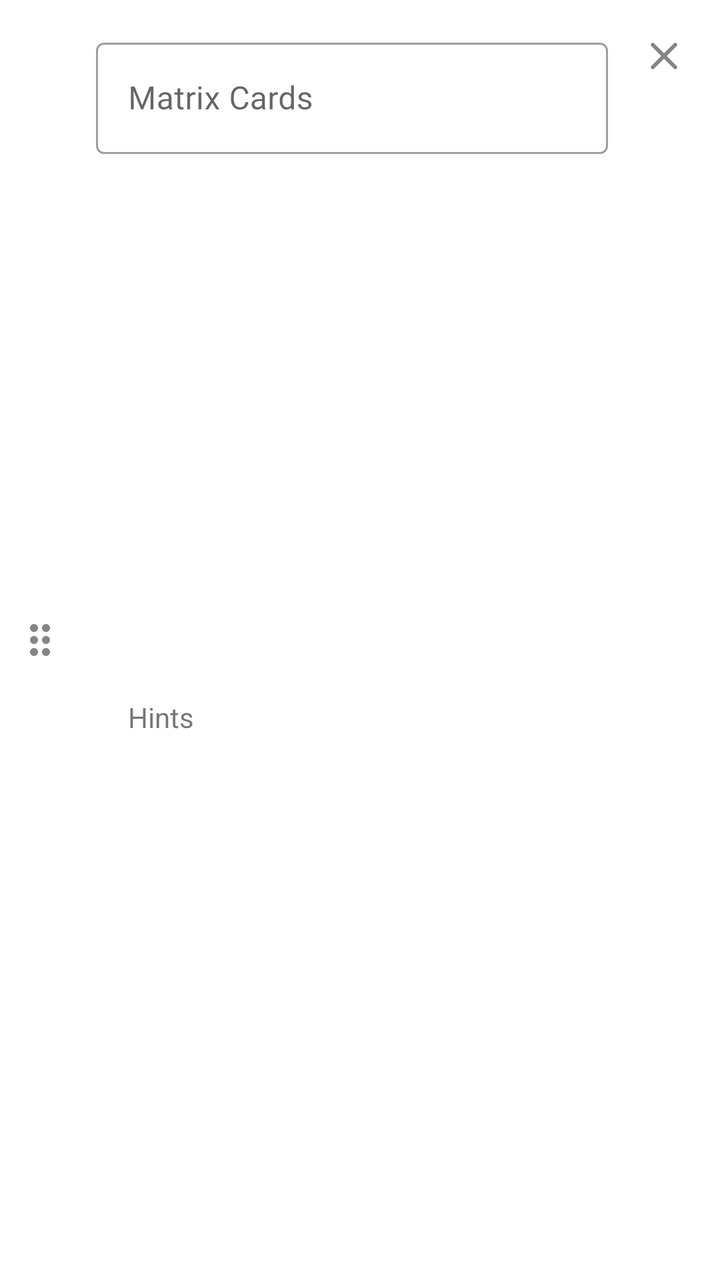
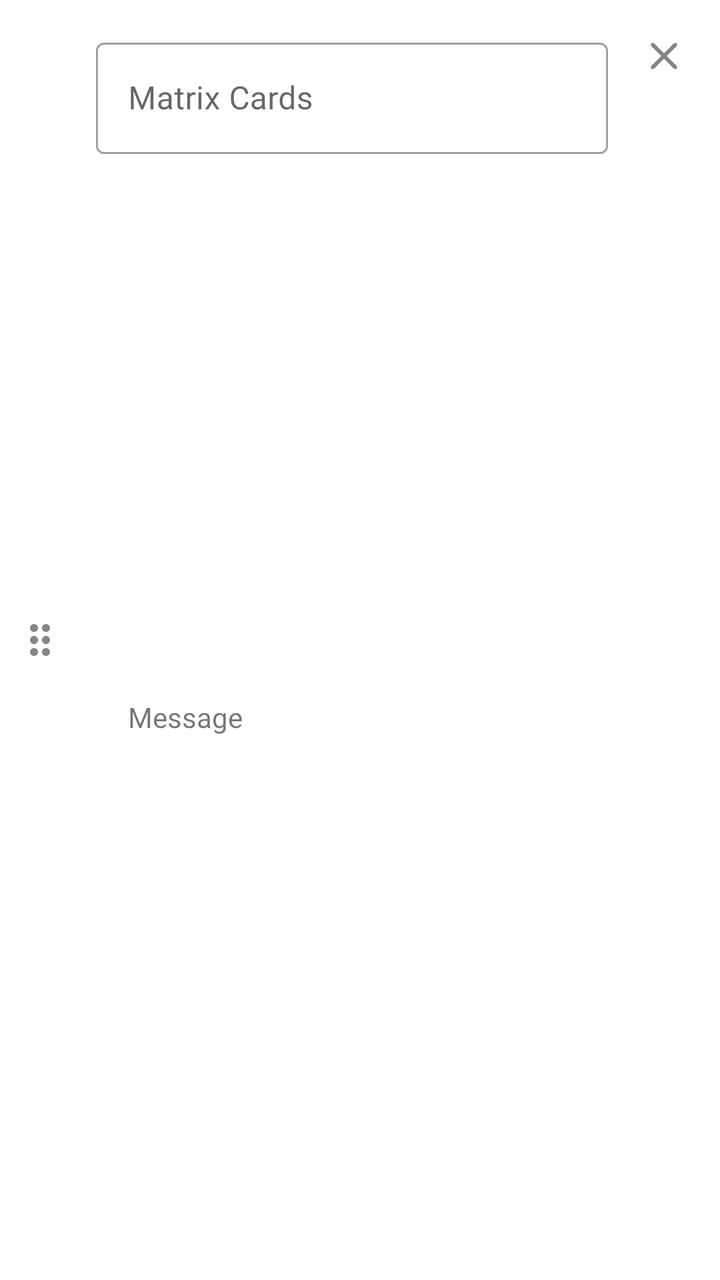

Two renders of the same Android screen: before a commit and after it. Below are the layout's source before the change and the commit's diff.
<!-- AndroidManifest.xml: application theme Theme.Matscape -->
<!-- res/layout/item_result_card.xml -->
<?xml version="1.0" encoding="utf-8"?>
<androidx.constraintlayout.widget.ConstraintLayout xmlns:android="http://schemas.android.com/apk/res/android"
    xmlns:app="http://schemas.android.com/apk/res-auto"
    xmlns:tools="http://schemas.android.com/tools"
    android:layout_width="match_parent"
    android:layout_height="200dp">


    <ImageView
        android:id="@+id/imageView2"
        android:layout_width="wrap_content"
        android:layout_height="wrap_content"
        android:layout_marginStart="8dp"
        android:src="@drawable/ic_result_card_drag"
        app:layout_constraintBottom_toBottomOf="parent"
        app:layout_constraintStart_toStartOf="parent"
        app:layout_constraintTop_toTopOf="parent"
        android:contentDescription="TODO" />

    <com.google.android.material.textfield.TextInputLayout
        android:id="@+id/outlinedTextField"
        style="@style/Widget.MaterialComponents.TextInputLayout.OutlinedBox"
        android:layout_width="0dp"
        android:layout_height="wrap_content"
        android:layout_margin="16dp"
        android:hint="Matrix Cards"
        app:layout_constraintEnd_toStartOf="@+id/imageView"
        app:layout_constraintStart_toEndOf="@+id/imageView2"
        app:layout_constraintTop_toTopOf="parent">

        <com.google.android.material.textfield.TextInputEditText
            android:layout_width="match_parent"
            android:layout_height="wrap_content" />

    </com.google.android.material.textfield.TextInputLayout>

    <TextView
        android:layout_width="wrap_content"
        android:layout_height="wrap_content"
        android:layout_margin="16dp"
        android:text="Hints"
        app:layout_constraintBottom_toBottomOf="parent"
        app:layout_constraintStart_toStartOf="@+id/outlinedTextField"
        app:layout_constraintTop_toBottomOf="@+id/outlinedTextField" />

    <ImageView
        android:id="@+id/imageView"
        android:layout_width="wrap_content"
        android:layout_height="wrap_content"
        android:layout_margin="16dp"
        android:background="?attr/selectableItemBackgroundBorderless"
        android:clickable="true"
        android:contentDescription="TODO"
        android:focusable="true"
        android:src="@drawable/ic_result_card_delete"
        app:layout_constraintEnd_toEndOf="parent"
        app:layout_constraintTop_toTopOf="parent"
        tools:ignore="TouchTargetSizeCheck" />
</androidx.constraintlayout.widget.ConstraintLayout>
<!-- resources referenced by this layout -->
<resources>
  <!-- drawable ic_result_card_delete (drawable) -->
  <vector android:alpha="0.8" android:height="24dp"
      android:tint="?attr/colorControlNormal" android:viewportHeight="24"
      android:viewportWidth="24" android:width="24dp" xmlns:android="http://schemas.android.com/apk/res/android">
      <path android:fillColor="@android:color/white" android:pathData="M18.3,5.71c-0.39,-0.39 -1.02,-0.39 -1.41,0L12,10.59 7.11,5.7c-0.39,-0.39 -1.02,-0.39 -1.41,0 -0.39,0.39 -0.39,1.02 0,1.41L10.59,12 5.7,16.89c-0.39,0.39 -0.39,1.02 0,1.41 0.39,0.39 1.02,0.39 1.41,0L12,13.41l4.89,4.89c0.39,0.39 1.02,0.39 1.41,0 0.39,-0.39 0.39,-1.02 0,-1.41L13.41,12l4.89,-4.89c0.38,-0.38 0.38,-1.02 0,-1.4z"/>
  </vector>
  <!-- drawable ic_result_card_drag (drawable) -->
  <vector android:alpha="0.8" android:height="24dp"
      android:tint="?attr/colorControlNormal" android:viewportHeight="24"
      android:viewportWidth="24" android:width="24dp" xmlns:android="http://schemas.android.com/apk/res/android">
      <path android:fillColor="@android:color/white" android:pathData="M11,18c0,1.1 -0.9,2 -2,2s-2,-0.9 -2,-2 0.9,-2 2,-2 2,0.9 2,2zM9,10c-1.1,0 -2,0.9 -2,2s0.9,2 2,2 2,-0.9 2,-2 -0.9,-2 -2,-2zM9,4c-1.1,0 -2,0.9 -2,2s0.9,2 2,2 2,-0.9 2,-2 -0.9,-2 -2,-2zM15,8c1.1,0 2,-0.9 2,-2s-0.9,-2 -2,-2 -2,0.9 -2,2 0.9,2 2,2zM15,10c-1.1,0 -2,0.9 -2,2s0.9,2 2,2 2,-0.9 2,-2 -0.9,-2 -2,-2zM15,16c-1.1,0 -2,0.9 -2,2s0.9,2 2,2 2,-0.9 2,-2 -0.9,-2 -2,-2z"/>
  </vector>
  <style name="Theme.Matscape" parent="Theme.MaterialComponents.DayNight.NoActionBar">
          
          <item name="colorPrimary">@color/purple_500</item>
          <item name="colorPrimaryVariant">@color/purple_700</item>
          <item name="colorOnPrimary">@color/white</item>
          
          <item name="colorSecondary">@color/teal_200</item>
          <item name="colorSecondaryVariant">@color/teal_700</item>
          <item name="colorOnSecondary">@color/black</item>
          
          <item name="android:statusBarColor" tools:targetApi="l">?attr/colorPrimaryVariant</item>
          
      </style>
  <color name="purple_500">#FF6200EE</color>
  <color name="purple_700">#FF3700B3</color>
  <color name="white">#FFFFFFFF</color>
  <color name="teal_200">#FF03DAC5</color>
  <color name="teal_700">#FF018786</color>
  <color name="black">#FF000000</color>
</resources>

<!-- the commit's change to res/layout/item_result_card.xml (unified diff, before → after) -->
@@ -3,11 +3,12 @@
     xmlns:app="http://schemas.android.com/apk/res-auto"
     xmlns:tools="http://schemas.android.com/tools"
     android:layout_width="match_parent"
-    android:layout_height="200dp">
+    android:layout_height="200dp"
+    android:background="@color/white">
 
 
     <ImageView
-        android:id="@+id/imageView2"
+        android:id="@+id/resultCardDragButton"
         android:layout_width="wrap_content"
         android:layout_height="wrap_content"
         android:layout_marginStart="8dp"
@@ -15,7 +16,7 @@
         app:layout_constraintBottom_toBottomOf="parent"
         app:layout_constraintStart_toStartOf="parent"
         app:layout_constraintTop_toTopOf="parent"
-        android:contentDescription="TODO" />
+        android:contentDescription="@string/desc_drag_result" />
 
     <com.google.android.material.textfield.TextInputLayout
         android:id="@+id/outlinedTextField"
@@ -25,7 +26,7 @@
         android:layout_margin="16dp"
         android:hint="Matrix Cards"
         app:layout_constraintEnd_toStartOf="@+id/imageView"
-        app:layout_constraintStart_toEndOf="@+id/imageView2"
+        app:layout_constraintStart_toEndOf="@+id/resultCardDragButton"
         app:layout_constraintTop_toTopOf="parent">
 
         <com.google.android.material.textfield.TextInputEditText
@@ -38,7 +39,7 @@
         android:layout_width="wrap_content"
         android:layout_height="wrap_content"
         android:layout_margin="16dp"
-        android:text="Hints"
+        android:text="@string/placeholder_result_msg"
         app:layout_constraintBottom_toBottomOf="parent"
         app:layout_constraintStart_toStartOf="@+id/outlinedTextField"
         app:layout_constraintTop_toBottomOf="@+id/outlinedTextField" />
@@ -50,7 +51,7 @@
         android:layout_margin="16dp"
         android:background="?attr/selectableItemBackgroundBorderless"
         android:clickable="true"
-        android:contentDescription="TODO"
+        android:contentDescription="@string/desc_delete_result"
         android:focusable="true"
         android:src="@drawable/ic_result_card_delete"
         app:layout_constraintEnd_toEndOf="parent"
<!-- resource entries referenced after the edit -->
@@ -12,6 +12,9 @@
       android:viewportWidth="24" android:width="24dp" xmlns:android="http://schemas.android.com/apk/res/android">
       <path android:fillColor="@android:color/white" android:pathData="M11,18c0,1.1 -0.9,2 -2,2s-2,-0.9 -2,-2 0.9,-2 2,-2 2,0.9 2,2zM9,10c-1.1,0 -2,0.9 -2,2s0.9,2 2,2 2,-0.9 2,-2 -0.9,-2 -2,-2zM9,4c-1.1,0 -2,0.9 -2,2s0.9,2 2,2 2,-0.9 2,-2 -0.9,-2 -2,-2zM15,8c1.1,0 2,-0.9 2,-2s-0.9,-2 -2,-2 -2,0.9 -2,2 0.9,2 2,2zM15,10c-1.1,0 -2,0.9 -2,2s0.9,2 2,2 2,-0.9 2,-2 -0.9,-2 -2,-2zM15,16c-1.1,0 -2,0.9 -2,2s0.9,2 2,2 2,-0.9 2,-2 -0.9,-2 -2,-2z"/>
   </vector>
+  <string name="desc_delete_result">Delete this result</string>
+  <string name="desc_drag_result">Result Card Drag Handle</string>
+  <string name="placeholder_result_msg">Message</string>
   <style name="Theme.Matscape" parent="Theme.MaterialComponents.DayNight.NoActionBar">
           
           <item name="colorPrimary">@color/purple_500</item>
